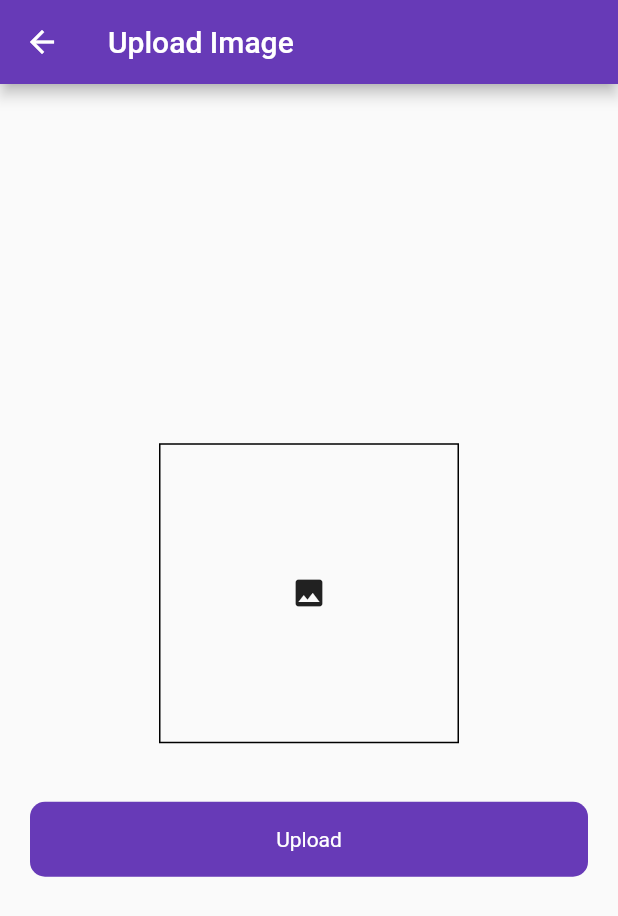
After one commit to axiftaj/Flutter-Firebase-Tutorials, a Flutter app: the UploadImageScreen screen opened directly, after a tap on the "image" icon, on a phone screen of 412 x 824 dp. The commit adds this screen. Shown: the top 916 px of the screen. Run offline on Flutter 3.47's test engine with Material 2 defaults, Android fonts, the phone set to English and light mode, and no system bars; our stand-ins replace cloud_firestore, firebase_auth, firebase_core, firebase_database, firebase_storage, fluttertoast and 1 more; missing offline and left inert: cloud_firestore_web, firebase_auth_web, firebase_core_web, firebase_database_web, firebase_storage_web, image_picker_for_web; accounts and stored records are empty.

Commit message:
upload image to firebase storage added

```diff
--- a/lib/generated_plugin_registrant.dart
+++ b/lib/generated_plugin_registrant.dart
@@ -12,6 +12,7 @@
 import 'package:firebase_database_web/firebase_database_web.dart';
 import 'package:firebase_storage_web/firebase_storage_web.dart';
 import 'package:fluttertoast/fluttertoast_web.dart';
+import 'package:image_picker_for_web/image_picker_for_web.dart';
 
 import 'package:flutter_web_plugins/flutter_web_plugins.dart';
 
@@ -23,5 +24,6 @@
   FirebaseDatabaseWeb.registerWith(registrar);
   FirebaseStorageWeb.registerWith(registrar);
   FluttertoastWebPlugin.registerWith(registrar);
+  ImagePickerPlugin.registerWith(registrar);
   registrar.registerMessageHandler();
 }
--- /dev/null
+++ b/lib/ui/upload_image.dart
@@ -0,0 +1,117 @@
+import 'dart:io';
+
+import 'package:firebase_core/firebase_core.dart';
+import 'package:firebase_database/firebase_database.dart';
+import 'package:flutter/material.dart';
+import 'package:image_picker/image_picker.dart';
+import 'package:untitled1/utils/utils.dart';
+import 'package:untitled1/widgets/round_button.dart';
+import 'package:firebase_storage/firebase_storage.dart' as firebase_storage;
+
+
+
+class UploadImageScreen extends StatefulWidget {
+  const UploadImageScreen({Key? key}) : super(key: key);
+
+  @override
+  State<UploadImageScreen> createState() => _UploadImageScreenState();
+}
+
+class _UploadImageScreenState extends State<UploadImageScreen> {
+
+  bool loading = false ;
+  File? _image ;
+  final picker = ImagePicker();
+
+
+  firebase_storage.FirebaseStorage storage = firebase_storage.FirebaseStorage.instance ;
+  DatabaseReference databaseRef= FirebaseDatabase.instance.ref('Post') ;
+
+
+  Future getImageGallery()async{
+    final pickedFile = await picker.pickImage(source: ImageSource.gallery , imageQuality: 80);
+    setState(() {
+      if(pickedFile != null){
+        _image = File(pickedFile.path);
+      }else {
+        print('no image picked');
+      }
+    });
+
+  }
+
+  @override
+  Widget build(BuildContext context) {
+    return Scaffold(
+      appBar: AppBar(
+        title: Text('Upload Image'),
+      ),
+      body: Padding(
+        padding: const EdgeInsets.symmetric(horizontal: 20),
+        child: Column(
+          crossAxisAlignment: CrossAxisAlignment.center,
+          mainAxisAlignment: MainAxisAlignment.center,
+          children: [
+            Center(
+              child: InkWell(
+                onTap: (){
+                  getImageGallery();
+                },
+                child: Container(
+                  height: 200,
+                  width: 200,
+                  decoration: BoxDecoration(
+                      border: Border.all(
+                          color: Colors.black
+                      )
+                  ),
+                  child: _image != null ? Image.file(_image!.absolute) :
+                  Center(child: Icon(Icons.image)),
+                ),
+              ),
+            ),
+            SizedBox(height: 39,),
+            RoundButton(title: 'Upload', loading: loading, onTap: ()async{
+
+              setState(() {
+                loading = true ;
+              });
+              firebase_storage.Reference ref =
+              firebase_storage.FirebaseStorage.instance.ref('/asiftaj/'+DateTime.now().millisecondsSinceEpoch.toString());
+              firebase_storage.UploadTask uploadTask = ref.putFile(_image!.absolute);
+
+              Future.value(uploadTask).then((value)async{
+
+                var newUrl = await ref.getDownloadURL();
+
+                databaseRef.child('1').set({
+                  'id' : '1212' ,
+                  'title' : newUrl.toString()
+                }).then((value){
+                  setState(() {
+                    loading = false ;
+                  });
+                  Utils().toastMessage('uploaded');
+
+                }).onError((error, stackTrace){
+                  print(error.toString());
+                  setState(() {
+                    loading = false ;
+                  });
+                });
+              }).onError((error, stackTrace){
+                Utils().toastMessage(error.toString());
+                setState(() {
+                  loading = false ;
+                });
+              });
+
+
+
+            })
+          ],
+        ),
+      ),
+    );
+  }
+}
--- a/pubspec.yaml
+++ b/pubspec.yaml
@@ -40,6 +40,7 @@
   cloud_firestore: ^3.4.6
   fluttertoast: ^8.0.9
   firebase_database: ^9.1.3
+  image_picker: ^0.8.5+3
 
 dev_dependencies:
   flutter_test:
```
Also changed, not shown: pubspec.lock, 3 other files.
